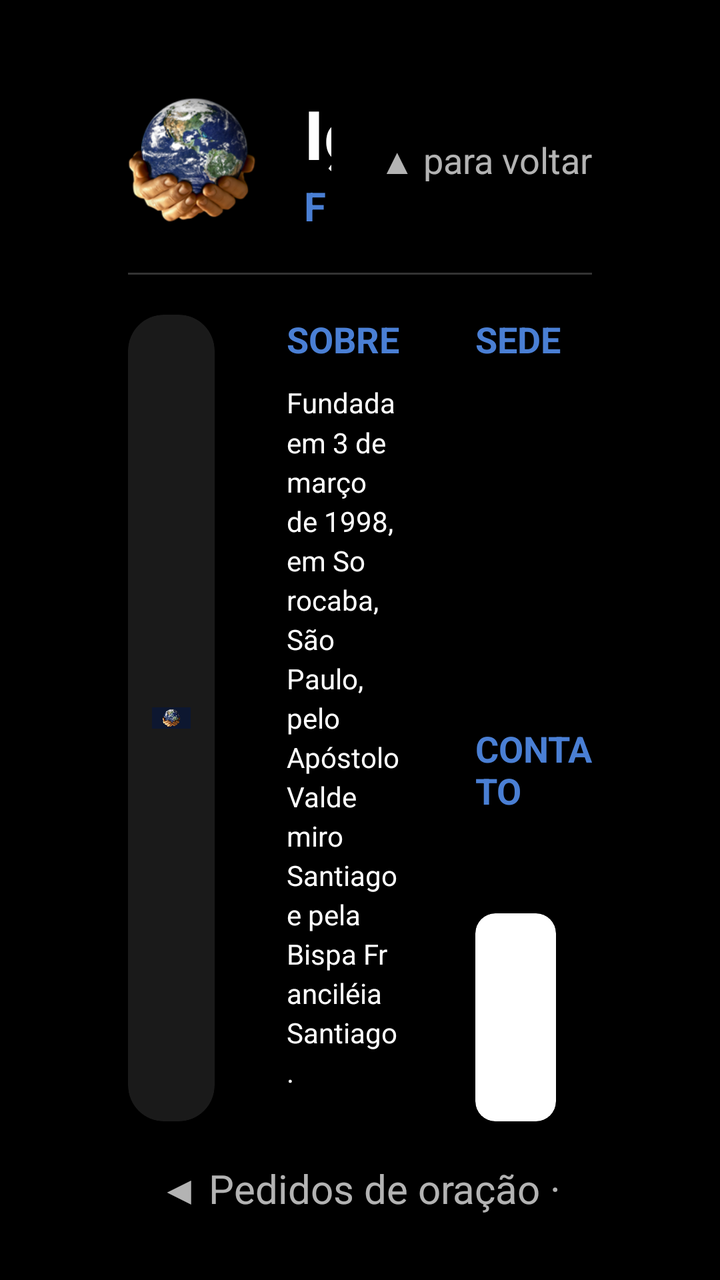
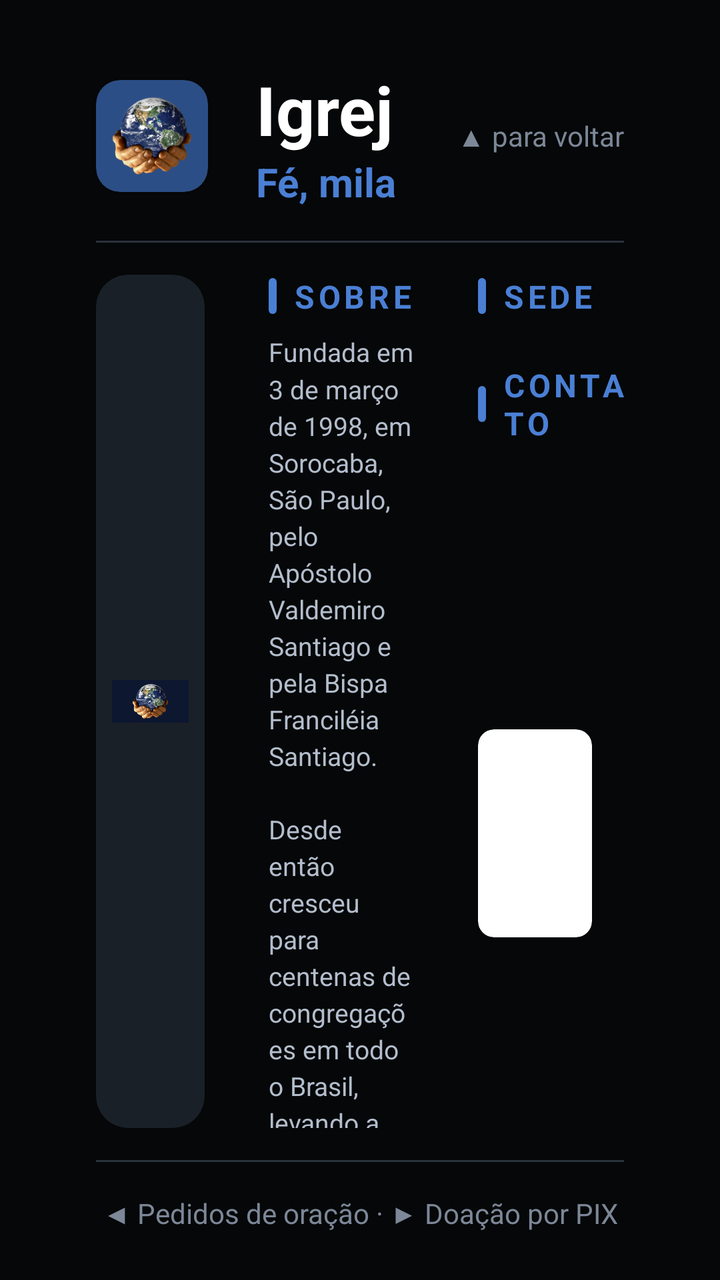

Screens rendered from an Android XML layout before and after an edit, with the pre-edit source and the edit as a unified diff.
<!-- AndroidManifest.xml: application theme Theme.IMPD -->
<!-- res/layout/panel_church_info.xml -->
<?xml version="1.0" encoding="utf-8"?>
<LinearLayout xmlns:android="http://schemas.android.com/apk/res/android"
    xmlns:app="http://schemas.android.com/apk/res-auto"
    android:id="@+id/info_panel"
    android:layout_width="match_parent"
    android:layout_height="match_parent"
    android:background="#F7000000"
    android:clickable="true"
    android:focusable="true"
    android:orientation="vertical"
    android:paddingStart="64dp"
    android:paddingTop="44dp"
    android:paddingEnd="64dp"
    android:paddingBottom="32dp">

    
    <LinearLayout
        android:layout_width="match_parent"
        android:layout_height="wrap_content"
        android:gravity="center_vertical"
        android:orientation="horizontal">

        <ImageView
            android:layout_width="64dp"
            android:layout_height="64dp"
            android:layout_marginEnd="24dp"
            android:contentDescription="@string/app_name"
            android:src="@mipmap/ic_launcher" />

        <LinearLayout
            android:layout_width="0dp"
            android:layout_height="wrap_content"
            android:layout_weight="1"
            android:orientation="vertical">

            <TextView
                android:layout_width="match_parent"
                android:layout_height="wrap_content"
                android:maxLines="1"
                android:text="@string/church_name"
                android:textColor="@color/text_primary"
                android:textSize="34sp"
                android:textStyle="bold" />

            <TextView
                android:layout_width="match_parent"
                android:layout_height="wrap_content"
                android:maxLines="1"
                android:text="@string/church_tagline"
                android:textColor="@color/brand_blue"
                android:textSize="20sp"
                android:textStyle="bold" />
        </LinearLayout>

        <TextView
            android:layout_width="wrap_content"
            android:layout_height="wrap_content"
            android:layout_marginStart="24dp"
            android:text="@string/info_dismiss_hint"
            android:textColor="@color/text_secondary"
            android:textSize="18sp" />
    </LinearLayout>

    <View
        android:layout_width="match_parent"
        android:layout_height="1dp"
        android:layout_marginTop="20dp"
        android:layout_marginBottom="20dp"
        android:background="#33FFFFFF" />

    
    <LinearLayout
        android:layout_width="match_parent"
        android:layout_height="0dp"
        android:layout_weight="1"
        android:baselineAligned="false"
        android:orientation="horizontal">

        <androidx.cardview.widget.CardView
            android:layout_width="0dp"
            android:layout_height="match_parent"
            android:layout_marginEnd="36dp"
            android:layout_weight="3"
            app:cardBackgroundColor="#1A1A1A"
            app:cardCornerRadius="18dp"
            app:cardElevation="0dp">

            
            <ImageView
                android:id="@+id/info_hero"
                android:layout_width="match_parent"
                android:layout_height="match_parent"
                android:contentDescription="@string/church_name"
                android:padding="12dp"
                android:scaleType="fitCenter"
                android:src="@drawable/banner" />
        </androidx.cardview.widget.CardView>

        
        <LinearLayout
            android:layout_width="0dp"
            android:layout_height="match_parent"
            android:layout_marginEnd="36dp"
            android:layout_weight="4"
            android:orientation="vertical">

            <TextView
                android:layout_width="match_parent"
                android:layout_height="wrap_content"
                android:layout_marginBottom="10dp"
                android:text="@string/info_about_label"
                android:textColor="@color/brand_blue"
                android:textSize="18sp"
                android:textStyle="bold" />

            <TextView
                android:layout_width="match_parent"
                android:layout_height="0dp"
                android:layout_weight="1"
                android:lineSpacingMultiplier="1.2"
                android:text="@string/church_about"
                android:textColor="@color/text_primary"
                app:autoSizeMaxTextSize="22sp"
                app:autoSizeMinTextSize="14sp"
                app:autoSizeTextType="uniform" />
        </LinearLayout>

        
        <LinearLayout
            android:layout_width="0dp"
            android:layout_height="match_parent"
            android:layout_weight="4"
            android:orientation="vertical">

            <TextView
                android:layout_width="match_parent"
                android:layout_height="wrap_content"
                android:text="@string/info_head_office_label"
                android:textColor="@color/brand_blue"
                android:textSize="18sp"
                android:textStyle="bold" />

            <TextView
                android:id="@+id/info_address"
                android:layout_width="match_parent"
                android:layout_height="0dp"
                android:layout_marginTop="4dp"
                android:layout_weight="1"
                android:textColor="@color/text_primary"
                app:autoSizeMaxTextSize="22sp"
                app:autoSizeMinTextSize="14sp"
                app:autoSizeTextType="uniform" />

            <TextView
                android:layout_width="match_parent"
                android:layout_height="wrap_content"
                android:layout_marginTop="12dp"
                android:text="@string/info_contact_label"
                android:textColor="@color/brand_blue"
                android:textSize="18sp"
                android:textStyle="bold" />

            <TextView
                android:id="@+id/info_email"
                android:layout_width="match_parent"
                android:layout_height="wrap_content"
                android:layout_marginTop="4dp"
                android:maxLines="1"
                android:textColor="@color/text_primary"
                android:textSize="22sp" />

            
            <LinearLayout
                android:layout_width="match_parent"
                android:layout_height="wrap_content"
                android:layout_marginTop="16dp"
                android:gravity="center_vertical"
                android:orientation="horizontal">

                <androidx.cardview.widget.CardView
                    android:layout_width="wrap_content"
                    android:layout_height="wrap_content"
                    android:layout_marginEnd="18dp"
                    app:cardBackgroundColor="@android:color/white"
                    app:cardCornerRadius="10dp"
                    app:cardElevation="0dp">

                    <ImageView
                        android:id="@+id/info_qr_site"
                        android:layout_width="104dp"
                        android:layout_height="104dp"
                        android:contentDescription="@string/info_site_label"
                        android:padding="8dp" />
                </androidx.cardview.widget.CardView>

                <LinearLayout
                    android:layout_width="0dp"
                    android:layout_height="wrap_content"
                    android:layout_weight="1"
                    android:orientation="vertical">

                    <TextView
                        android:layout_width="match_parent"
                        android:layout_height="wrap_content"
                        android:text="@string/info_site_label"
                        android:textColor="@color/brand_blue"
                        android:textSize="18sp"
                        android:textStyle="bold" />

                    <TextView
                        android:layout_width="match_parent"
                        android:layout_height="wrap_content"
                        android:layout_marginTop="2dp"
                        android:maxLines="1"
                        android:text="@string/church_site"
                        android:textColor="@color/text_primary"
                        android:textSize="24sp"
                        android:textStyle="bold" />

                    <TextView
                        android:id="@+id/info_congregations"
                        android:layout_width="match_parent"
                        android:layout_height="wrap_content"
                        android:layout_marginTop="10dp"
                        android:textColor="@color/text_secondary"
                        android:textSize="20sp" />
                </LinearLayout>
            </LinearLayout>
        </LinearLayout>
    </LinearLayout>

    
    <TextView
        android:layout_width="match_parent"
        android:layout_height="wrap_content"
        android:layout_marginTop="20dp"
        android:gravity="center"
        android:maxLines="1"
        android:text="@string/info_navigation_hint"
        android:textColor="@color/text_secondary"
        android:textSize="20sp" />

</LinearLayout>
<!-- resources referenced by this layout -->
<resources>
  <color name="brand_blue">#4A7FD4</color>
  <color name="text_primary">#FFFFFFFF</color>
  <color name="text_secondary">#B3FFFFFF</color>
  <!-- drawable banner: png bitmap (drawable-xhdpi, 48164 bytes) -->
  <!-- mipmap ic_launcher: png bitmap (mipmap-hdpi, 12059 bytes) -->
  <string name="app_name">IMPD TV</string>
  <string name="church_about">Fundada em 3 de março de 1998, em Sorocaba, São Paulo, pelo Apóstolo Valdemiro Santiago e pela Bispa Franciléia Santiago.\n\nDesde então cresceu para centenas de congregações em todo o Brasil, levando a palavra de Deus, oração e acolhimento a milhões de famílias.</string>
  <string name="church_name">Igreja Mundial do Poder de Deus</string>
  <string name="church_site">impd.org.br</string>
  <string name="church_tagline">Fé, milagres e transformação de vidas</string>
  <string name="info_about_label">SOBRE</string>
  <string name="info_contact_label">CONTATO</string>
  <string name="info_dismiss_hint">▲ para voltar</string>
  <string name="info_head_office_label">SEDE</string>
  <string name="info_navigation_hint">◀ Pedidos de oração   ·   ▶ Doação por PIX   ·   ▼ Últimos vídeos</string>
  <string name="info_site_label">SITE OFICIAL</string>
  <style name="Theme.IMPD" parent="Theme.AppCompat.NoActionBar">
          <item name="android:windowBackground">@android:color/black</item>
          <item name="android:windowFullscreen">true</item>
      </style>
</resources>

<!-- the commit's change to res/layout/panel_church_info.xml (unified diff, before → after) -->
@@ -4,28 +4,38 @@
     android:id="@+id/info_panel"
     android:layout_width="match_parent"
     android:layout_height="match_parent"
-    android:background="#F7000000"
+    android:background="@color/scrim_panel"
     android:clickable="true"
     android:focusable="true"
     android:orientation="vertical"
-    android:paddingStart="64dp"
-    android:paddingTop="44dp"
-    android:paddingEnd="64dp"
-    android:paddingBottom="32dp">
+    android:paddingStart="@dimen/space_6"
+    android:paddingTop="@dimen/space_4"
+    android:paddingEnd="@dimen/space_6"
+    android:paddingBottom="@dimen/space_3">
 
     
     <LinearLayout
         android:layout_width="match_parent"
         android:layout_height="wrap_content"
+        android:baselineAligned="false"
         android:gravity="center_vertical"
         android:orientation="horizontal">
 
-        <ImageView
-            android:layout_width="64dp"
-            android:layout_height="64dp"
-            android:layout_marginEnd="24dp"
-            android:contentDescription="@string/app_name"
-            android:src="@mipmap/ic_launcher" />
+        <androidx.cardview.widget.CardView
+            android:layout_width="wrap_content"
+            android:layout_height="wrap_content"
+            android:layout_marginEnd="@dimen/space_3"
+            app:cardBackgroundColor="@color/brand_blue_deep"
+            app:cardCornerRadius="@dimen/radius_md"
+            app:cardElevation="0dp">
+
+            <ImageView
+                android:layout_width="56dp"
+                android:layout_height="56dp"
+                android:contentDescription="@string/app_name"
+                android:padding="@dimen/space_1"
+                android:src="@mipmap/ic_launcher" />
+        </androidx.cardview.widget.CardView>
 
         <LinearLayout
             android:layout_width="0dp"
@@ -34,13 +44,11 @@
             android:orientation="vertical">
 
             <TextView
+                style="@style/Text.Title"
                 android:layout_width="match_parent"
                 android:layout_height="wrap_content"
                 android:maxLines="1"
-                android:text="@string/church_name"
-                android:textColor="@color/text_primary"
-                android:textSize="34sp"
-                android:textStyle="bold" />
+                android:text="@string/church_name" />
 
             <TextView
                 android:layout_width="match_parent"
@@ -53,20 +61,19 @@
         </LinearLayout>
 
         <TextView
+            style="@style/Text.Caption"
             android:layout_width="wrap_content"
             android:layout_height="wrap_content"
-            android:layout_marginStart="24dp"
-            android:text="@string/info_dismiss_hint"
-            android:textColor="@color/text_secondary"
-            android:textSize="18sp" />
+            android:layout_marginStart="@dimen/space_3"
+            android:text="@string/info_dismiss_hint" />
     </LinearLayout>
 
     <View
         android:layout_width="match_parent"
-        android:layout_height="1dp"
-        android:layout_marginTop="20dp"
-        android:layout_marginBottom="20dp"
-        android:background="#33FFFFFF" />
+        android:layout_height="@dimen/hairline_width"
+        android:layout_marginTop="@dimen/space_2"
+        android:layout_marginBottom="@dimen/space_2"
+        android:background="@color/outline" />
 
     
     <LinearLayout
@@ -79,10 +86,10 @@
         <androidx.cardview.widget.CardView
             android:layout_width="0dp"
             android:layout_height="match_parent"
-            android:layout_marginEnd="36dp"
+            android:layout_marginEnd="@dimen/space_4"
             android:layout_weight="3"
-            app:cardBackgroundColor="#1A1A1A"
-            app:cardCornerRadius="18dp"
+            app:cardBackgroundColor="@color/surface_raised"
+            app:cardCornerRadius="@dimen/radius_lg"
             app:cardElevation="0dp">
 
             
@@ -91,54 +98,74 @@
                 android:layout_width="match_parent"
                 android:layout_height="match_parent"
                 android:contentDescription="@string/church_name"
-                android:padding="12dp"
+                android:padding="@dimen/space_1"
                 android:scaleType="fitCenter"
                 android:src="@drawable/banner" />
         </androidx.cardview.widget.CardView>
 
-        
         <LinearLayout
             android:layout_width="0dp"
             android:layout_height="match_parent"
-            android:layout_marginEnd="36dp"
+            android:layout_marginEnd="@dimen/space_4"
             android:layout_weight="4"
             android:orientation="vertical">
 
-            <TextView
-                android:layout_width="match_parent"
-                android:layout_height="wrap_content"
-                android:layout_marginBottom="10dp"
-                android:text="@string/info_about_label"
-                android:textColor="@color/brand_blue"
-                android:textSize="18sp"
-                android:textStyle="bold" />
+            <LinearLayout
+                android:layout_width="match_parent"
+                android:layout_height="wrap_content"
+                android:gravity="center_vertical"
+                android:orientation="horizontal">
+
+                <View
+                    android:layout_width="@dimen/rail_width"
+                    android:layout_height="18dp"
+                    android:layout_marginEnd="@dimen/space_1"
+                    android:background="@drawable/accent_rail" />
+
+                <TextView
+                    style="@style/Text.Eyebrow"
+                    android:layout_width="wrap_content"
+                    android:layout_height="wrap_content"
+                    android:text="@string/info_about_label" />
+            </LinearLayout>
 
             <TextView
                 android:layout_width="match_parent"
                 android:layout_height="0dp"
+                android:layout_marginTop="@dimen/space_1"
                 android:layout_weight="1"
                 android:lineSpacingMultiplier="1.2"
                 android:text="@string/church_about"
-                android:textColor="@color/text_primary"
-                app:autoSizeMaxTextSize="22sp"
-                app:autoSizeMinTextSize="14sp"
+                android:textColor="@color/text_secondary"
+                app:autoSizeMaxTextSize="20sp"
+                app:autoSizeMinTextSize="13sp"
                 app:autoSizeTextType="uniform" />
         </LinearLayout>
 
-        
         <LinearLayout
             android:layout_width="0dp"
             android:layout_height="match_parent"
             android:layout_weight="4"
             android:orientation="vertical">
 
-            <TextView
-                android:layout_width="match_parent"
-                android:layout_height="wrap_content"
-                android:text="@string/info_head_office_label"
-                android:textColor="@color/brand_blue"
-                android:textSize="18sp"
-                android:textStyle="bold" />
+            <LinearLayout
+                android:layout_width="match_parent"
+                android:layout_height="wrap_content"
+                android:gravity="center_vertical"
+                android:orientation="horizontal">
+
+                <View
+                    android:layout_width="@dimen/rail_width"
+                    android:layout_height="18dp"
+                    android:layout_marginEnd="@dimen/space_1"
+                    android:background="@drawable/accent_rail" />
+
+                <TextView
+                    style="@style/Text.Eyebrow"
+                    android:layout_width="wrap_content"
+                    android:layout_height="wrap_content"
+                    android:text="@string/info_head_office_label" />
+            </LinearLayout>
 
             <TextView
                 android:id="@+id/info_address"
@@ -146,51 +173,62 @@
                 android:layout_height="0dp"
                 android:layout_marginTop="4dp"
                 android:layout_weight="1"
-                android:textColor="@color/text_primary"
-                app:autoSizeMaxTextSize="22sp"
-                app:autoSizeMinTextSize="14sp"
+                android:textColor="@color/text_secondary"
+                app:autoSizeMaxTextSize="20sp"
+                app:autoSizeMinTextSize="13sp"
                 app:autoSizeTextType="uniform" />
 
-            <TextView
-                android:layout_width="match_parent"
-                android:layout_height="wrap_content"
-                android:layout_marginTop="12dp"
-                android:text="@string/info_contact_label"
-                android:textColor="@color/brand_blue"
-                android:textSize="18sp"
-                android:textStyle="bold" />
+            <LinearLayout
+                android:layout_width="match_parent"
+                android:layout_height="wrap_content"
+                android:layout_marginTop="@dimen/space_1"
+                android:gravity="center_vertical"
+                android:orientation="horizontal">
+
+                <View
+                    android:layout_width="@dimen/rail_width"
+                    android:layout_height="18dp"
+                    android:layout_marginEnd="@dimen/space_1"
+                    android:background="@drawable/accent_rail" />
+
+                <TextView
+                    style="@style/Text.Eyebrow"
+                    android:layout_width="wrap_content"
+                    android:layout_height="wrap_content"
+                    android:text="@string/info_contact_label" />
+            </LinearLayout>
 
             <TextView
                 android:id="@+id/info_email"
+                style="@style/Text.Body"
                 android:layout_width="match_parent"
                 android:layout_height="wrap_content"
                 android:layout_marginTop="4dp"
-                android:maxLines="1"
-                android:textColor="@color/text_primary"
-                android:textSize="22sp" />
-
-            
-            <LinearLayout
-                android:layout_width="match_parent"
-                android:layout_height="wrap_content"
-                android:layout_marginTop="16dp"
+                android:ellipsize="end"
+                android:maxLines="1" />
+
+            <LinearLayout
+                android:layout_width="match_parent"
+                android:layout_height="wrap_content"
+                android:layout_marginTop="@dimen/space_2"
+                android:baselineAligned="false"
                 android:gravity="center_vertical"
                 android:orientation="horizontal">
 
                 <androidx.cardview.widget.CardView
                     android:layout_width="wrap_content"
                     android:layout_height="wrap_content"
-                    android:layout_marginEnd="18dp"
+                    android:layout_marginEnd="@dimen/space_2"
                     app:cardBackgroundColor="@android:color/white"
-                    app:cardCornerRadius="10dp"
+                    app:cardCornerRadius="@dimen/radius_sm"
                     app:cardElevation="0dp">
 
                     <ImageView
                         android:id="@+id/info_qr_site"
-                        android:layout_width="104dp"
-                        android:layout_height="104dp"
+                        android:layout_width="@dimen/qr_site"
+                        android:layout_height="@dimen/qr_site"
                         android:contentDescription="@string/info_site_label"
-                        android:padding="8dp" />
+                        android:padding="@dimen/space_1" />
                 </androidx.cardview.widget.CardView>
 
                 <LinearLayout
@@ -200,44 +238,46 @@
                     android:orientation="vertical">
 
                     <TextView
+                        style="@style/Text.Eyebrow"
                         android:layout_width="match_parent"
                         android:layout_height="wrap_content"
-                        android:text="@string/info_site_label"
-                        android:textColor="@color/brand_blue"
-                        android:textSize="18sp"
-                        android:textStyle="bold" />
+                        android:text="@string/info_site_label" />
 
                     <TextView
+                        style="@style/Text.Headline"
                         android:layout_width="match_parent"
                         android:layout_height="wrap_content"
                         android:layout_marginTop="2dp"
                         android:maxLines="1"
-                        android:text="@string/church_site"
-                        android:textColor="@color/text_primary"
-                        android:textSize="24sp"
-                        android:textStyle="bold" />
-
+                        android:text="@string/church_site" />
+
+                    
                     <TextView
                         android:id="@+id/info_congregations"
+                        style="@style/Text.Caption"
                         android:layout_width="match_parent"
                         android:layout_height="wrap_content"
-                        android:layout_marginTop="10dp"
-                        android:textColor="@color/text_secondary"
-                        android:textSize="20sp" />
+                        android:layout_marginTop="@dimen/space_1"
+                        android:maxLines="2" />
                 </LinearLayout>
             </LinearLayout>
         </LinearLayout>
     </LinearLayout>
 
+    <View
+        android:layout_width="match_parent"
+        android:layout_height="@dimen/hairline_width"
+        android:layout_marginTop="@dimen/space_2"
+        android:background="@color/outline" />
+
     
     <TextView
+        style="@style/Text.Caption"
         android:layout_width="match_parent"
         android:layout_height="wrap_content"
-        android:layout_marginTop="20dp"
+        android:layout_marginTop="@dimen/space_2"
         android:gravity="center"
         android:maxLines="1"
-        android:text="@string/info_navigation_hint"
-        android:textColor="@color/text_secondary"
-        android:textSize="20sp" />
+        android:text="@string/info_navigation_hint" />
 
 </LinearLayout>
<!-- resource entries referenced after the edit -->
@@ -1,8 +1,30 @@
 <!-- resources referenced by this layout -->
 <resources>
-  <color name="brand_blue">#4A7FD4</color>
+  <color name="brand_blue">#FF4A7FD4</color>
+  <color name="brand_blue_deep">#FF2C4E86</color>
+  <color name="outline">#FF2A323D</color>
+  <color name="scrim_panel">#F7060809</color>
+  <color name="surface_raised">#FF1A2028</color>
   <color name="text_primary">#FFFFFFFF</color>
-  <color name="text_secondary">#B3FFFFFF</color>
+  <color name="text_secondary">#FFB3BDCC</color>
+  <dimen name="hairline_width">1dp</dimen>
+  <dimen name="qr_site">104dp</dimen>
+  <dimen name="radius_lg">16dp</dimen>
+  <dimen name="radius_md">12dp</dimen>
+  <dimen name="radius_sm">8dp</dimen>
+  <dimen name="rail_width">4dp</dimen>
+  <dimen name="space_1">8dp</dimen>
+  <dimen name="space_2">16dp</dimen>
+  <dimen name="space_3">24dp</dimen>
+  <dimen name="space_4">32dp</dimen>
+  <dimen name="space_6">48dp</dimen>
+  <!-- drawable accent_rail (drawable) -->
+  <?xml version="1.0" encoding="utf-8"?>
+  <shape xmlns:android="http://schemas.android.com/apk/res/android"
+      android:shape="rectangle">
+      <solid android:color="@color/brand_blue" />
+      <corners android:radius="2dp" />
+  </shape>
   <!-- drawable banner: png bitmap (drawable-xhdpi, 48164 bytes) -->
   <!-- mipmap ic_launcher: png bitmap (mipmap-hdpi, 12059 bytes) -->
   <string name="app_name">IMPD TV</string>
@@ -16,9 +38,35 @@
   <string name="info_head_office_label">SEDE</string>
   <string name="info_navigation_hint">◀ Pedidos de oração   ·   ▶ Doação por PIX   ·   ▼ Últimos vídeos</string>
   <string name="info_site_label">SITE OFICIAL</string>
+  <style name="Text.Body" parent="">
+          <item name="android:textSize">20sp</item>
+          <item name="android:textColor">@color/text_secondary</item>
+      </style>
+  <style name="Text.Caption" parent="">
+          <item name="android:textSize">14sp</item>
+          <item name="android:textColor">@color/text_tertiary</item>
+      </style>
+  <style name="Text.Eyebrow" parent="">
+          <item name="android:textSize">16sp</item>
+          <item name="android:textStyle">bold</item>
+          <item name="android:textColor">@color/brand_blue</item>
+          <item name="android:letterSpacing">0.12</item>
+          <item name="android:textAllCaps">true</item>
+      </style>
+  <style name="Text.Headline" parent="">
+          <item name="android:textSize">26sp</item>
+          <item name="android:textStyle">bold</item>
+          <item name="android:textColor">@color/text_primary</item>
+      </style>
+  <style name="Text.Title" parent="">
+          <item name="android:textSize">34sp</item>
+          <item name="android:textStyle">bold</item>
+          <item name="android:textColor">@color/text_primary</item>
+      </style>
   <style name="Theme.IMPD" parent="Theme.AppCompat.NoActionBar">
           <item name="android:windowBackground">@android:color/black</item>
           <item name="android:windowFullscreen">true</item>
       </style>
+  <color name="text_tertiary">#FF7C8797</color>
 </resources>
 
